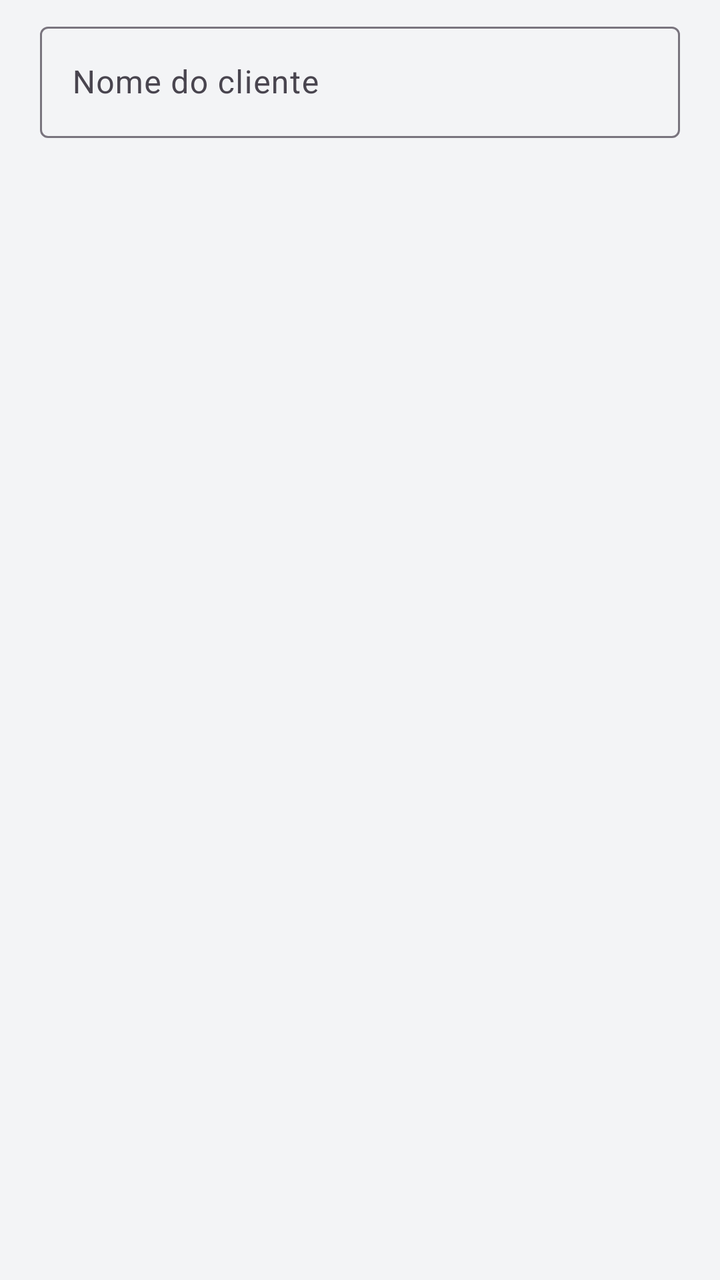
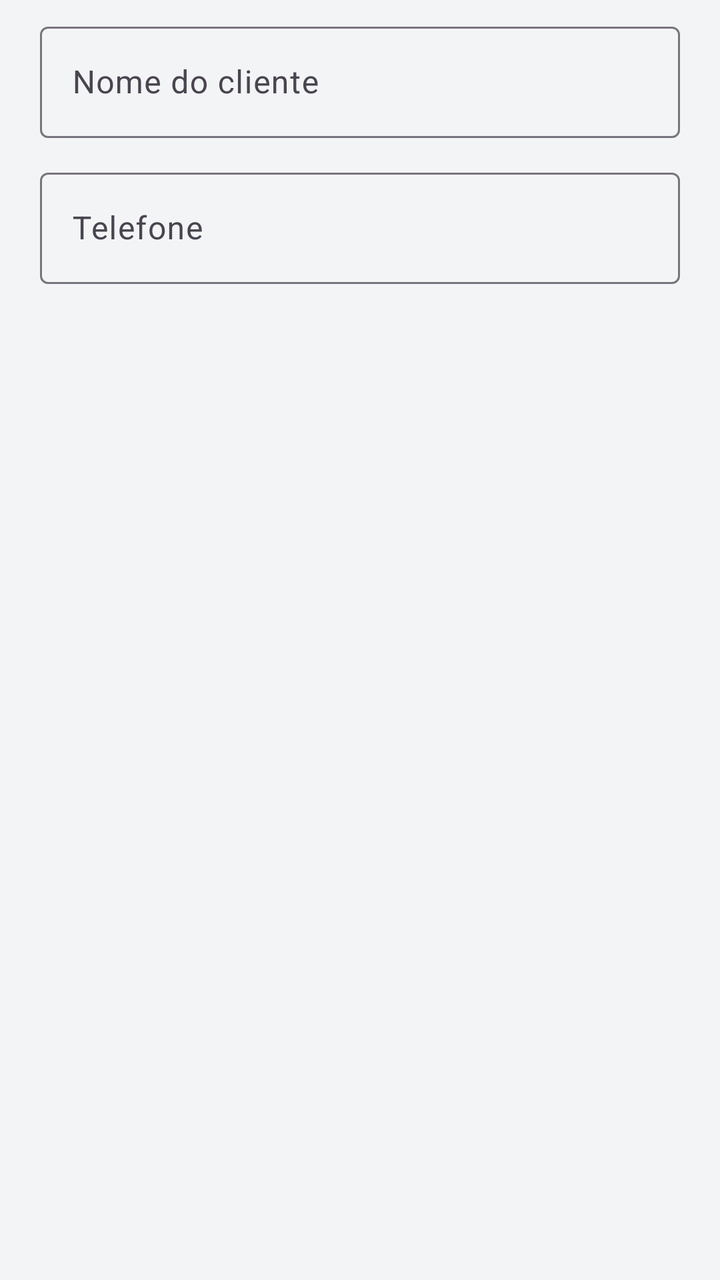

An Android layout rendered at two revisions. The XML below is the earlier revision; the diff shows what the commit changed to produce the second picture.
<!-- AndroidManifest.xml: application theme Theme.POSmaisgestao -->
<!-- res/layout/dialog_trocar_nome.xml -->
<?xml version="1.0" encoding="utf-8"?>
<LinearLayout xmlns:android="http://schemas.android.com/apk/res/android"
    android:layout_width="match_parent"
    android:layout_height="wrap_content"
    android:orientation="vertical"
    android:paddingHorizontal="20dp"
    android:paddingTop="8dp">

    <com.google.android.material.textfield.TextInputLayout
        android:layout_width="match_parent"
        android:layout_height="wrap_content"
        android:hint="@string/nome_cliente">

        <com.google.android.material.textfield.TextInputEditText
            android:id="@+id/inputName"
            android:layout_width="match_parent"
            android:layout_height="wrap_content"
            android:inputType="textPersonName" />
    </com.google.android.material.textfield.TextInputLayout>
</LinearLayout>
<!-- resources referenced by this layout -->
<resources>
  <string name="nome_cliente">Nome do cliente</string>
  <style name="Theme.POSmaisgestao" parent="Base.Theme.POSmaisgestao" />
  <style name="Base.Theme.POSmaisgestao" parent="Theme.Material3.DayNight.NoActionBar">
          <item name="colorPrimary">@color/primary</item>
          <item name="colorPrimaryDark">@color/primary_dark</item>
          <item name="colorSecondary">@color/accent</item>
          <item name="colorOnPrimary">@color/primary_foreground</item>
          <item name="colorOnSurface">@color/foreground</item>
          <item name="colorOnBackground">@color/foreground</item>
          <item name="android:statusBarColor">@color/primary_dark</item>
          <item name="android:navigationBarColor">@color/surface</item>
          <item name="android:windowOptOutEdgeToEdgeEnforcement">true</item>
          <item name="android:windowBackground">@color/surface</item>
          <item name="android:colorBackground">@color/background</item>
          <item name="android:textColorPrimary">@color/foreground</item>
          <item name="android:textColorSecondary">@color/muted_foreground</item>
          <item name="android:textColor">@color/foreground</item>
          <item name="android:textColorHint">@color/muted_foreground</item>
      </style>
  <color name="primary">#4271F0</color>
  <color name="primary_dark">#0B42DA</color>
  <color name="accent">#D0D9F1</color>
  <color name="primary_foreground">#FFFFFF</color>
  <color name="foreground">#111827</color>
  <color name="surface">#F3F4F6</color>
  <color name="background">#FFFFFF</color>
  <color name="muted_foreground">#374151</color>
</resources>

<!-- the commit's change to res/layout/dialog_trocar_nome.xml (unified diff, before → after) -->
@@ -15,6 +15,20 @@
             android:id="@+id/inputName"
             android:layout_width="match_parent"
             android:layout_height="wrap_content"
-            android:inputType="textPersonName" />
+            android:inputType="textPersonName|textCapWords" />
+    </com.google.android.material.textfield.TextInputLayout>
+
+    <com.google.android.material.textfield.TextInputLayout
+        android:layout_width="match_parent"
+        android:layout_height="wrap_content"
+        android:layout_marginTop="12dp"
+        android:hint="@string/telefone_cliente">
+
+        <com.google.android.material.textfield.TextInputEditText
+            android:id="@+id/inputTelefone"
+            android:layout_width="match_parent"
+            android:layout_height="wrap_content"
+            android:inputType="phone"
+            android:maxLength="15" />
     </com.google.android.material.textfield.TextInputLayout>
 </LinearLayout>
<!-- resource entries referenced after the edit -->
@@ -1,6 +1,7 @@
 <!-- resources referenced by this layout -->
 <resources>
   <string name="nome_cliente">Nome do cliente</string>
+  <string name="telefone_cliente">Telefone</string>
   <style name="Theme.POSmaisgestao" parent="Base.Theme.POSmaisgestao" />
   <style name="Base.Theme.POSmaisgestao" parent="Theme.Material3.DayNight.NoActionBar">
           <item name="colorPrimary">@color/primary</item>
